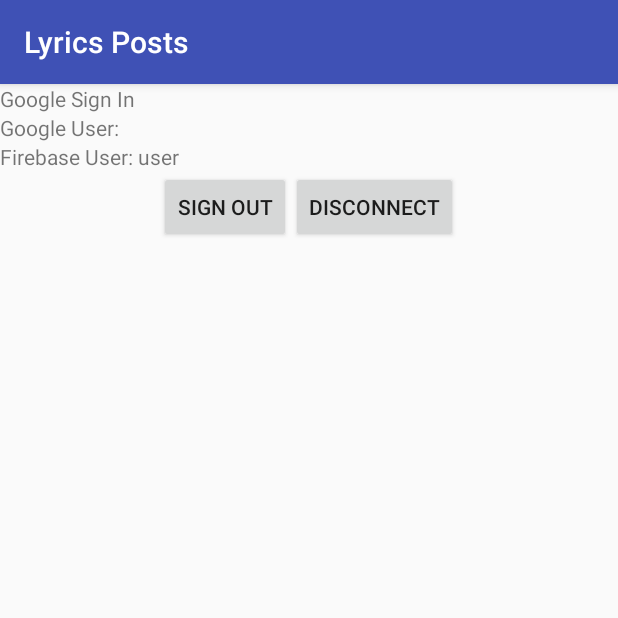
After one commit to joannawang9/Scholartist_FinalProject, an Android app: the GoogleSignInActivity screen opened directly, with no data from a screen before it, on a phone screen of 412 x 824 dp, the top half of it. The commit adds this screen. Run offline under Robolectric (Android 15) with nearby library versions, the phone set to English and light mode, and no system bars; our stand-ins replace Firebase (no records; nobody signed in at launch, a user with empty details on screens opened directly).

Commit message:
Second Commit

```diff
--- a/app/src/main/AndroidManifest.xml
+++ b/app/src/main/AndroidManifest.xml
@@ -16,7 +16,8 @@
                 <category android:name="android.intent.category.LAUNCHER" />
             </intent-filter>
         </activity>
-        <activity android:name=".Main2Activity"></activity>
+        <activity android:name=".LoginActivity" />
+        <activity android:name=".GoogleSignInActivity"></activity>
     </application>
 
 </manifest>
--- /dev/null
+++ b/app/src/main/java/com/example/android/takehomeassignment10_yanranw/GoogleSignInActivity.java
@@ -0,0 +1,186 @@
+package com.example.android.takehomeassignment10_yanranw;
+
+import android.content.Intent;
+import android.os.Bundle;
+import android.support.annotation.NonNull;
+import android.support.v7.app.AppCompatActivity;
+import android.util.Log;
+import android.view.View;
+import android.widget.TextView;
+
+import com.google.android.gms.auth.api.signin.GoogleSignIn;
+import com.google.android.gms.auth.api.signin.GoogleSignInAccount;
+import com.google.android.gms.auth.api.signin.GoogleSignInClient;
+import com.google.android.gms.auth.api.signin.GoogleSignInOptions;
+import com.google.android.gms.common.api.ApiException;
+import com.google.android.gms.tasks.OnCompleteListener;
+import com.google.android.gms.tasks.Task;
+import com.google.firebase.auth.AuthCredential;
+import com.google.firebase.auth.AuthResult;
+import com.google.firebase.auth.FirebaseAuth;
+import com.google.firebase.auth.FirebaseUser;
+import com.google.firebase.auth.GoogleAuthProvider;
+
+public class GoogleSignInActivity extends AppCompatActivity implements
+        View.OnClickListener {
+    private static final String TAG = "GoogleActivity";
+    private static final int RC_SIGN_IN = 9001;
+
+    // [START declare_auth]
+    private FirebaseAuth mAuth;
+    // [END declare_auth]
+
+    private GoogleSignInClient mGoogleSignInClient;
+    private TextView mStatusTextView;
+    private TextView mDetailTextView;
+
+    @Override
+    protected void onCreate(Bundle savedInstanceState) {
+        super.onCreate(savedInstanceState);
+        setContentView(R.layout.activity_google_sign_in);
+
+        // Views
+        mStatusTextView = findViewById(R.id.status);
+        mDetailTextView = findViewById(R.id.detail);
+
+        // Button listeners
+        findViewById(R.id.sign_in_button).setOnClickListener(this);
+        findViewById(R.id.sign_out_button).setOnClickListener(this);
+        findViewById(R.id.disconnect_button).setOnClickListener(this);
+
+        // [START config_signin]
+        // Configure Google Sign In
+        GoogleSignInOptions gso = new GoogleSignInOptions.Builder(GoogleSignInOptions.DEFAULT_SIGN_IN)
+                .requestIdToken(getString(R.string.default_web_client_id))
+                .requestEmail()
+                .build();
+        // [END config_signin]
+
+        mGoogleSignInClient = GoogleSignIn.getClient(this, gso);
+
+        // [START initialize_auth]
+        mAuth = FirebaseAuth.getInstance();
+        // [END initialize_auth]
+    }
+
+    // [START on_start_check_user]
+    @Override
+    public void onStart() {
+        super.onStart();
+        // Check if user is signed in (non-null) and update UI accordingly.
+        FirebaseUser currentUser = mAuth.getCurrentUser();
+        updateUI(currentUser);
+    }
+    // [END on_start_check_user]
+
+    // [START onactivityresult]
+    @Override
+    public void onActivityResult(int requestCode, int resultCode, Intent data) {
+        super.onActivityResult(requestCode, resultCode, data);
+
+        // Result returned from launching the Intent from GoogleSignInApi.getSignInIntent(...);
+        if (requestCode == RC_SIGN_IN) {
+            Task<GoogleSignInAccount> task = GoogleSignIn.getSignedInAccountFromIntent(data);
+            try {
+                // Google Sign In was successful, authenticate with Firebase
+                GoogleSignInAccount account = task.getResult(ApiException.class);
+                firebaseAuthWithGoogle(account);
+            } catch (ApiException e) {
+                // Google Sign In failed, update UI appropriately
+                Log.w(TAG, "Google sign in failed", e);
+                // [START_EXCLUDE]
+                updateUI(null);
+                // [END_EXCLUDE]
+            }
+        }
+    }
+    // [END onactivityresult]
+
+    // [START auth_with_google]
+    private void firebaseAuthWithGoogle(GoogleSignInAccount acct) {
+        Log.d(TAG, "firebaseAuthWithGoogle:" + acct.getId());
+
+        AuthCredential credential = GoogleAuthProvider.getCredential(acct.getIdToken(), null);
+        mAuth.signInWithCredential(credential)
+                .addOnCompleteListener(this, new OnCompleteListener<AuthResult>() {
+                    @Override
+                    public void onComplete(@NonNull Task<AuthResult> task) {
+                        if (task.isSuccessful()) {
+                            // Sign in success, update UI with the signed-in user's information
+                            Log.d(TAG, "signInWithCredential:success");
+                            FirebaseUser user = mAuth.getCurrentUser();
+                            updateUI(user);
+                        } else {
+                            // If sign in fails, display a message to the user.
+                            Log.w(TAG, "signInWithCredential:failure", task.getException());
+                            updateUI(null);
+                        }
+
+                    }
+                });
+    }
+    // [END auth_with_google]
+
+    // [START signin]
+    private void signIn() {
+        Intent signInIntent = mGoogleSignInClient.getSignInIntent();
+        startActivityForResult(signInIntent, RC_SIGN_IN);
+    }
+    // [END signin]
+
+    private void signOut() {
+        // Firebase sign out
+        mAuth.signOut();
+
+        // Google sign out
+        mGoogleSignInClient.signOut().addOnCompleteListener(this,
+                new OnCompleteListener<Void>() {
+                    @Override
+                    public void onComplete(@NonNull Task<Void> task) {
+                        updateUI(null);
+                    }
+                });
+    }
+
+    private void revokeAccess() {
+        // Firebase sign out
+        mAuth.signOut();
+
+        // Google revoke access
+        mGoogleSignInClient.revokeAccess().addOnCompleteListener(this,
+                new OnCompleteListener<Void>() {
+                    @Override
+                    public void onComplete(@NonNull Task<Void> task) {
+                        updateUI(null);
+                    }
+                });
+    }
+
+    private void updateUI(FirebaseUser user) {
+        if (user != null) {
+            mStatusTextView.setText(getString(R.string.google_status_fmt, user.getEmail()));
+            mDetailTextView.setText(getString(R.string.firebase_status_fmt, user.getUid()));
+
+            findViewById(R.id.sign_in_button).setVisibility(View.GONE);
+            findViewById(R.id.sign_out_and_disconnect).setVisibility(View.VISIBLE);
+        } else {
+            mStatusTextView.setText("Sign out");
+            mDetailTextView.setText(null);
+
+            findViewById(R.id.sign_in_button).setVisibility(View.VISIBLE);
+            findViewById(R.id.sign_out_and_disconnect).setVisibility(View.GONE);
+        }
+    }
+
+    @Override
+    public void onClick(View v) {
+        int i = v.getId();
+        if (i == R.id.sign_in_button) {
+            signIn();
+        } else if (i == R.id.sign_out_button) {
+            signOut();
+        } else if (i == R.id.disconnect_button) {
+            revokeAccess();
+        }
+    }
+}
--- a/app/src/main/java/com/example/android/takehomeassignment10_yanranw/MainActivity.java
+++ b/app/src/main/java/com/example/android/takehomeassignment10_yanranw/MainActivity.java
@@ -16,6 +16,7 @@ import com.google.firebase.database.DataSnapshot;
 import com.google.firebase.database.DatabaseError;
 import com.google.firebase.database.DatabaseReference;
 import com.google.firebase.database.FirebaseDatabase;
+import com.google.firebase.storage.FirebaseStorage;
 import com.google.firebase.storage.StorageReference;
 
 import java.util.ArrayList;
@@ -39,6 +40,7 @@ public class MainActivity extends AppCompatActivity {
         setContentView(R.layout.activity_main);
         userInput = findViewById(R.id.user_input);
         displayText = findViewById(R.id.input_display);
+        mStorageRef = FirebaseStorage.getInstance().getReference();
         authListener = new FirebaseAuth.AuthStateListener() {
             @Override
             public void onAuthStateChanged(@NonNull FirebaseAuth firebaseAuth) {
--- a/app/src/main/java/com/example/android/takehomeassignment10_yanranw/SIgnIn.java
+++ /dev/null
@@ -1,5 +0,0 @@
-package com.example.android.takehomeassignment10_yanranw;
-
-public class SIgnIn {
-
-}
--- /dev/null
+++ b/app/src/main/res/layout/activity_google_sign_in.xml
@@ -0,0 +1,62 @@
+<?xml version="1.0" encoding="utf-8"?>
+<android.support.constraint.ConstraintLayout xmlns:android="http://schemas.android.com/apk/res/android"
+    xmlns:tools="http://schemas.android.com/tools"
+    android:layout_width="match_parent"
+    android:layout_height="match_parent"
+    tools:context=".GoogleSignInActivity">
+
+    <LinearLayout
+        android:layout_width="match_parent"
+        android:layout_height="match_parent"
+        android:orientation="vertical">
+
+
+        <TextView
+            android:id="@+id/title_text"
+            android:layout_width="wrap_content"
+            android:layout_height="wrap_content"
+            android:text="@string/google_title_text" />
+
+        <TextView
+            android:id="@+id/status"
+            android:layout_width="wrap_content"
+            android:layout_height="wrap_content"
+            android:text="signedout" />
+
+        <TextView
+            android:id="@+id/detail"
+            android:layout_width="wrap_content"
+            android:layout_height="wrap_content"
+            tools:text="Firebase User ID: 123456789abc" />
+
+        <com.google.android.gms.common.SignInButton
+            android:id="@+id/sign_in_button"
+            android:layout_width="wrap_content"
+            android:layout_height="wrap_content"
+            android:visibility="visible"
+            tools:visibility="gone"></com.google.android.gms.common.SignInButton>
+
+        <LinearLayout
+            android:id="@+id/sign_out_and_disconnect"
+            android:layout_width="wrap_content"
+            android:layout_height="wrap_content"
+            android:layout_gravity="center_horizontal"
+            android:orientation="horizontal"
+            android:visibility="gone"
+            tools:visibility="visible">
+
+            <Button
+                android:id="@+id/sign_out_button"
+                android:layout_width="wrap_content"
+                android:layout_height="wrap_content"
+                android:text="sign out" />
+
+            <Button
+                android:id="@+id/disconnect_button"
+                android:layout_width="wrap_content"
+                android:layout_height="wrap_content"
+                android:text="disconnect" />
+        </LinearLayout>
+
+    </LinearLayout>
+</android.support.constraint.ConstraintLayout>
--- a/app/src/main/res/values/strings.xml
+++ b/app/src/main/res/values/strings.xml
@@ -1,3 +1,9 @@
 <resources>
     <string name="app_name">Lyrics Posts</string>
+    <string name="firebase_status_fmt">Firebase User: %s</string>
+    <string name="firebase_user_management">Firebase User Management</string>
+
+    <string name="google_status_fmt">Google User: %s</string>
+    <string name="google_title_text">Google Sign In</string>
+
 </resources>
```
Also changed, not shown: app/build.gradle (+8 -5 lines), app/src/main/java/com/example/android/takehomeassignment10_yanranw/LoginActivity.java (+32 -41 lines), app/src/main/res/layout/activity_login.xml (+13 -2 lines).
